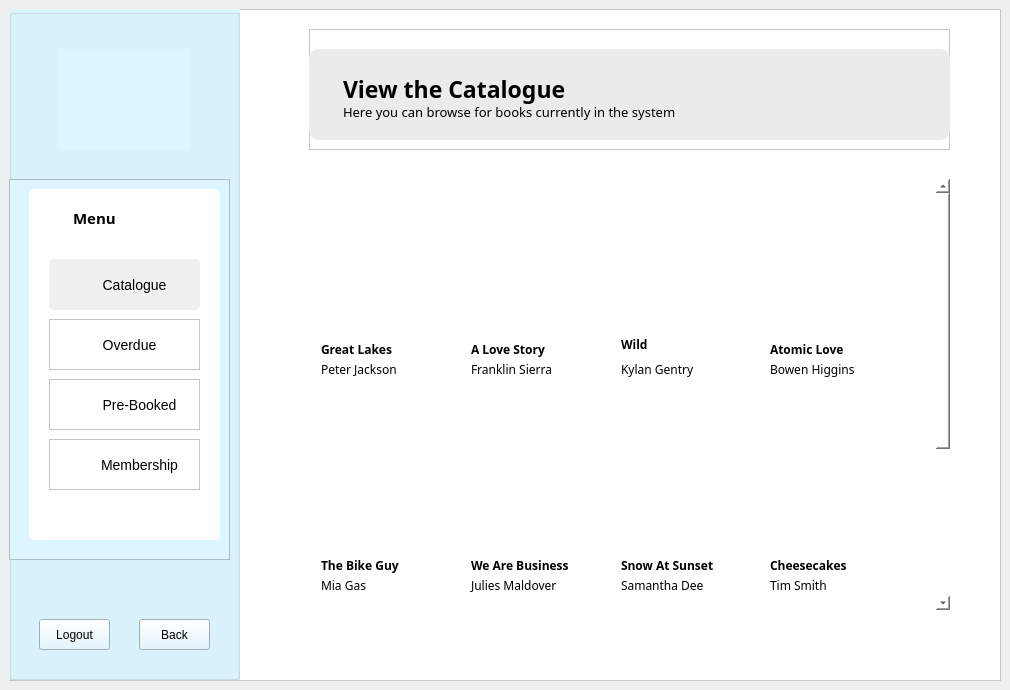
First picture: the form in LIS/membercatalogue.ui, repository TenacioussD/library_information_system, before the edit.
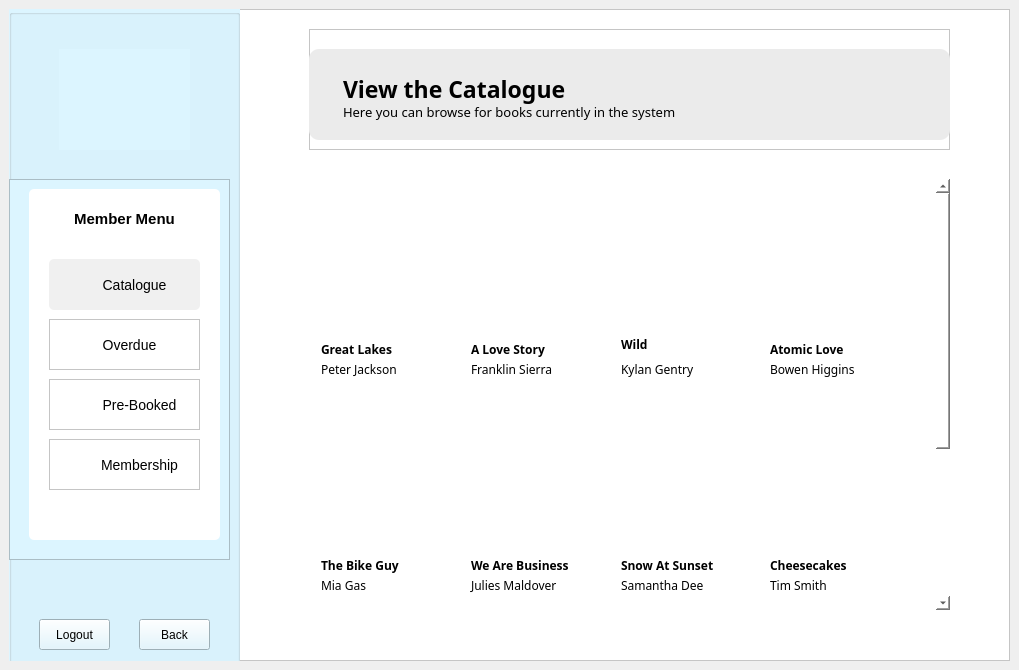
Second picture: the form after the edit. Icons and pictures are not drawn.

```diff
--- a/LIS/membercatalogue.ui
+++ b/LIS/membercatalogue.ui
@@ -6,8 +6,8 @@
    <rect>
     <x>0</x>
     <y>0</y>
-    <width>1010</width>
-    <height>690</height>
+    <width>1019</width>
+    <height>670</height>
    </rect>
   </property>
   <property name="windowTitle">
@@ -92,38 +92,6 @@
           <enum>QFrame::Raised</enum>
          </property>
         </widget>
-        <widget class="QPlainTextEdit" name="plainTextEdit_6">
-         <property name="geometry">
-          <rect>
-           <x>60</x>
-           <y>30</y>
-           <width>111</width>
-           <height>31</height>
-          </rect>
-         </property>
-         <property name="styleSheet">
-          <string notr="true">font-family: Baloo 2;
-font-weight: bold;
-background: white;
-font-size: 15px;
-</string>
-         </property>
-         <property name="frameShape">
-          <enum>QFrame::NoFrame</enum>
-         </property>
-         <property name="frameShadow">
-          <enum>QFrame::Plain</enum>
-         </property>
-         <property name="verticalScrollBarPolicy">
-          <enum>Qt::ScrollBarAlwaysOff</enum>
-         </property>
-         <property name="plainText">
-          <string>Member Menu</string>
-         </property>
-         <property name="backgroundVisible">
-          <bool>false</bool>
-         </property>
-        </widget>
         <widget class="QFrame" name="catalogue_1">
          <property name="geometry">
           <rect>
@@ -376,6 +344,31 @@
           </property>
          </widget>
         </widget>
+        <widget class="QLabel" name="label">
+         <property name="geometry">
+          <rect>
+           <x>20</x>
+           <y>30</y>
+           <width>191</width>
+           <height>20</height>
+          </rect>
+         </property>
+         <property name="layoutDirection">
+          <enum>Qt::LeftToRight</enum>
+         </property>
+         <property name="styleSheet">
+          <string notr="true">font-weight: bold;
+background: white;
+font-size: 15px;
+</string>
+         </property>
+         <property name="text">
+          <string>Member Menu</string>
+         </property>
+         <property name="alignment">
+          <set>Qt::AlignCenter</set>
+         </property>
+        </widget>
        </widget>
        <widget class="QPushButton" name="back">
         <property name="geometry">
```
